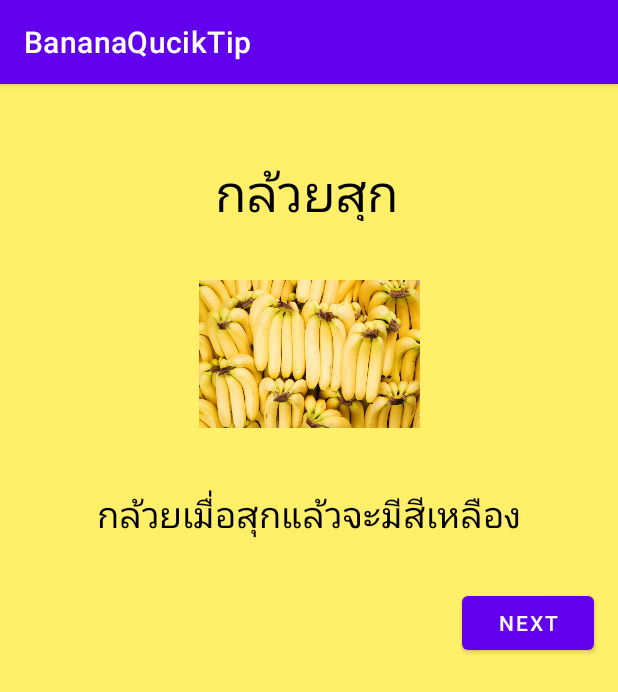
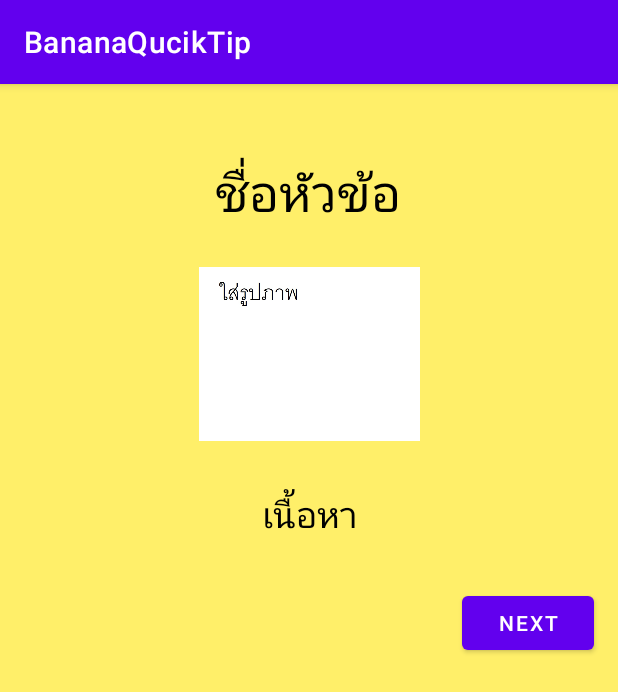
Before and after one commit to Pm-Tech-IT-Template/PM-TECH_Android-App, an Android app: the MainActivity2 screen opened directly, with no data from a screen before it, on a phone screen of 412 x 824 dp. Shown: the top 692 px of the screen. Run offline under Robolectric (Android 15) with nearby library versions, the phone set to English and light mode, and no system bars.

Commit message:
Second_Commit

```diff
--- a/BananaQuickTip/app/src/main/res/layout/activity_main.xml
+++ b/BananaQuickTip/app/src/main/res/layout/activity_main.xml
@@ -4,8 +4,7 @@
     xmlns:tools="http://schemas.android.com/tools"
     android:layout_width="match_parent"
     android:layout_height="match_parent"
-    android:background="@drawable/t"
-    tools:context=".MainActivity" >
+    tools:context=".MainActivity">
 
     <Button
         android:id="@+id/btnLogin"
@@ -52,7 +51,7 @@
         android:id="@+id/textView"
         android:layout_width="wrap_content"
         android:layout_height="wrap_content"
-        android:text="BANANA QUICK TIPS"
+        android:text="ชื่อแอพ"
         android:textSize="34sp"
         app:layout_constraintBottom_toBottomOf="parent"
         app:layout_constraintEnd_toEndOf="parent"
--- a/BananaQuickTip/app/src/main/res/layout/activity_main2.xml
+++ b/BananaQuickTip/app/src/main/res/layout/activity_main2.xml
@@ -11,7 +11,7 @@
         android:id="@+id/textView3"
         android:layout_width="125dp"
         android:layout_height="44dp"
-        android:text="กล้วยสุก"
+        android:text="ชื่อหัวข้อ"
         android:textColor="#000000"
         android:textSize="34sp"
         app:layout_constraintBottom_toBottomOf="parent"
@@ -24,6 +24,7 @@
         android:id="@+id/imageView"
         android:layout_width="147dp"
         android:layout_height="116dp"
+        android:foreground="@drawable/test1"
         app:layout_constraintBottom_toBottomOf="parent"
         app:layout_constraintEnd_toEndOf="parent"
         app:layout_constraintStart_toStartOf="parent"
@@ -35,7 +36,7 @@
         android:id="@+id/textView4"
         android:layout_width="wrap_content"
         android:layout_height="wrap_content"
-        android:text="กล้วยเมื่อสุกแล้วจะมีสีเหลือง"
+        android:text="เนื้อหา"
         android:textColor="@color/black"
         android:textSize="24sp"
         app:layout_constraintBottom_toBottomOf="parent"
--- a/BananaQuickTip/app/src/main/res/layout/activity_main3.xml
+++ b/BananaQuickTip/app/src/main/res/layout/activity_main3.xml
@@ -11,7 +11,7 @@
         android:id="@+id/textView2"
         android:layout_width="221dp"
         android:layout_height="47dp"
-        android:text="กล้วยไม่สุก"
+        android:text="ชื่อหัวข้อ"
         android:textColor="#000000"
         android:textSize="34sp"
         app:layout_constraintBottom_toBottomOf="parent"
@@ -26,6 +26,7 @@
         android:layout_width="236dp"
         android:layout_height="268dp"
         android:layout_marginTop="24dp"
+        android:foreground="@drawable/test1"
         app:layout_constraintTop_toBottomOf="@+id/textView2"
         app:srcCompat="@drawable/y"
         tools:layout_editor_absoluteX="87dp" />
@@ -34,7 +35,7 @@
         android:id="@+id/textView5"
         android:layout_width="278dp"
         android:layout_height="79dp"
-        android:text="กล้วยยังไม่สุกจะมีสีเขียว ครับพี"
+        android:text="เนื้อหา"
         android:textColor="#000000"
         android:textSize="24sp"
         app:layout_constraintBottom_toBottomOf="parent"
```
Also changed, not shown: BananaQuickTip/app/src/main/res/drawable/test1.jpg (added).
